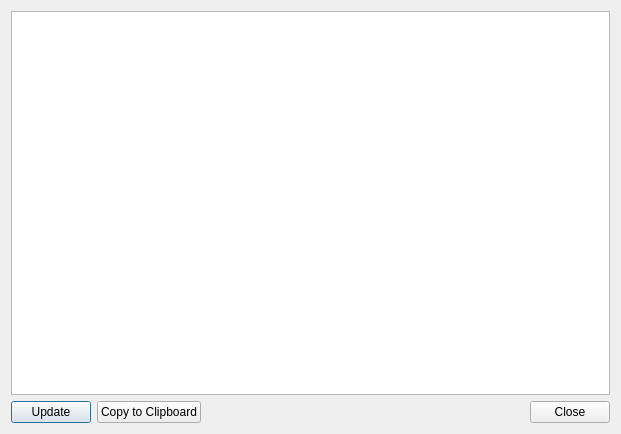
tomahawk-player/tomahawk, file src/diagnosticsdialog.ui: the form before one commit.
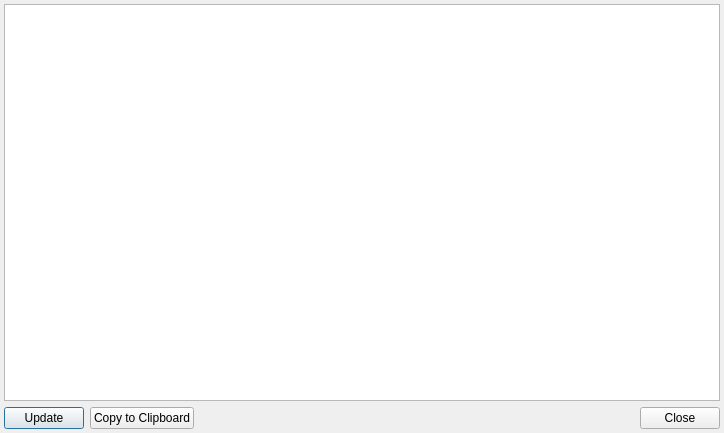
The form after the commit.

Commit message: Tighten up margins in diagnostics dialog

```diff
--- a/src/diagnosticsdialog.ui
+++ b/src/diagnosticsdialog.ui
@@ -6,8 +6,8 @@
    <rect>
     <x>0</x>
     <y>0</y>
-    <width>621</width>
-    <height>434</height>
+    <width>724</width>
+    <height>433</height>
    </rect>
   </property>
   <property name="minimumSize">
@@ -20,6 +20,9 @@
    <string>Tomahawk Diagnostics</string>
   </property>
   <layout class="QVBoxLayout" name="verticalLayout_2">
+   <property name="margin">
+    <number>4</number>
+   </property>
    <item>
     <layout class="QVBoxLayout" name="verticalLayout">
      <item>
```
Left out of the diff: 4 changed lines with no effect on the pictures.
